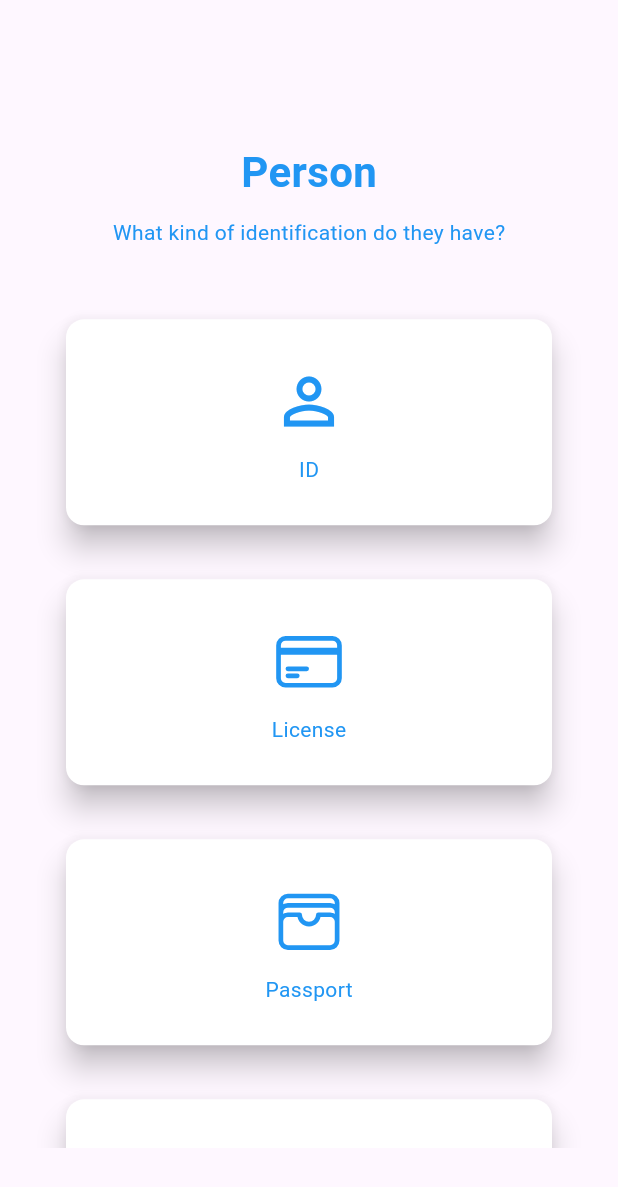
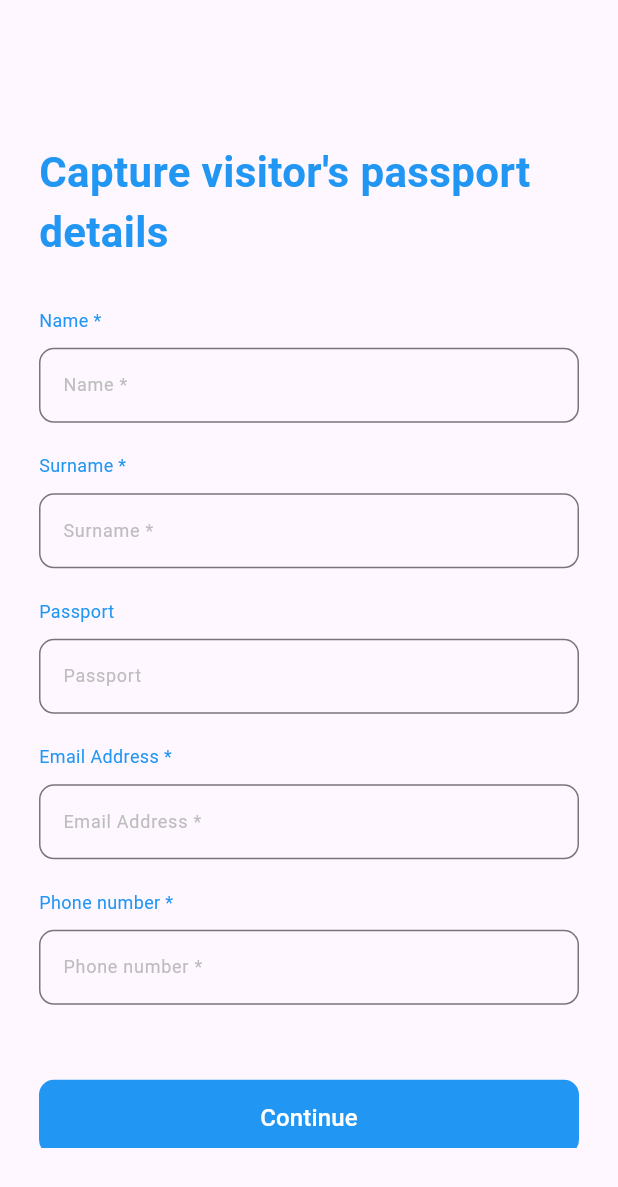
Before and after one commit to Authority10240/secure_access_flutter, a Flutter app: the IdentificationTypePage widget shown alone on an empty page, opened directly, after a tap on "Passport", on a phone screen of 412 x 824 dp. Shown: the top 1187 px of the screen. Run offline on Flutter 3.47's test engine with Material 3 defaults, Android fonts, the light colour scheme and no system bars; our stand-ins replace cached_network_image, dio, firebase_auth, firebase_core, flutter_bloc, flutter_cache_manager and 10 more; missing offline and left inert: barcode_scan2, encrypt; accounts and stored records are empty.

Commit message:
added capture person details pages

```diff
--- a/lib/features/identification_type/presentation/identification_type_page.dart
+++ b/lib/features/identification_type/presentation/identification_type_page.dart
@@ -9,6 +9,8 @@ import 'package:secure_access/core/locator.dart';
 import 'package:secure_access/core/sizes.dart';
 import 'package:secure_access/core/text_styles.dart';
 import 'package:secure_access/features/dashboard/presentation/widgets/transport_type_card.dart';
+import 'package:secure_access/features/manual_details/presentation/manual_details_page.dart';
+import 'package:secure_access/features/person_details/presentation/person_details_page.dart';
 import 'package:secure_access/generated/l10n.dart';
 
 import 'bloc/identification_type_bloc.dart';
@@ -60,27 +62,33 @@ class _IdentificationTypePageState extends BasePageState<IdentificationTypePage,
                       caption: getLocalization().id,
                       iconWidget: Icon(Icons.perm_identity, size: 50, color: AppColorScheme.primary),
                       ontap: (){
-
+                        Get.to(const PersonDetailsPage(identificationType: IdentificationType.id,));
                       },
                     ),
 
                     TransportTypeCard(
                       caption: getLocalization().license,
                       iconWidget: HeroIcon(HeroIcons.creditCard, size: 50, color: AppColorScheme.primary),
-                      ontap: (){},
+                      ontap: (){
+                        Get.to(const PersonDetailsPage(identificationType: IdentificationType.license));
+                      },
                     ),
 
                     TransportTypeCard(
                       caption: getLocalization().passport,
                       iconWidget: HeroIcon(HeroIcons.wallet, size: 50, color: AppColorScheme.primary),
-                      ontap: (){},
+                      ontap: (){
+                        Get.to(const PersonDetailsPage(identificationType: IdentificationType.passport));
+                      },
                     ),
 
-                    TransportTypeCard(
+                  /*  TransportTypeCard(
                       caption: getLocalization().manual,
                       iconWidget: HeroIcon(HeroIcons.camera, size: 50, color: AppColorScheme.primary),
-                      ontap: (){},
-                    ),
+                      ontap: (){
+                        Get.to(const ManualDetailsPage());
+                      },
+                    ),*/
 
 
 
--- /dev/null
+++ b/lib/features/manual_details/presentation/bloc/manual_details_bloc.dart
@@ -0,0 +1,14 @@
+import 'package:secure_access/core/base_classes/base_bloc.dart';
+import 'package:secure_access/core/base_classes/base_event.dart';
+import 'package:secure_access/core/base_classes/base_state.dart';
+import 'package:injectable/injectable.dart';
+import 'package:meta/meta.dart';
+
+part 'manual_details_event.dart';
+part 'manual_details_state.dart';
+
+@injectable
+class ManualDetailsBloc
+    extends BaseBloc<ManualDetailsPageEvent, ManualDetailsPageState> {
+    ManualDetailsBloc(): super(ManualDetailsPageInitState()) {}
+}
--- /dev/null
+++ b/lib/features/manual_details/presentation/bloc/manual_details_event.dart
@@ -0,0 +1,3 @@
+part of 'manual_details_bloc.dart';
+ @immutable
+abstract class ManualDetailsPageEvent extends BaseEvent {}
--- /dev/null
+++ b/lib/features/manual_details/presentation/bloc/manual_details_state.dart
@@ -0,0 +1,5 @@
+part of 'manual_details_bloc.dart';
+@immutable
+abstract class ManualDetailsPageState extends BaseState {}
+
+class ManualDetailsPageInitState extends ManualDetailsPageState  {}
--- /dev/null
+++ b/lib/features/manual_details/presentation/manual_details_page.dart
@@ -0,0 +1,55 @@
+
+import 'package:secure_access/core/base_classes/base_page.dart';
+import 'package:flutter/material.dart';
+import 'package:flutter_bloc/flutter_bloc.dart';
+import 'package:secure_access/core/locator.dart';
+import 'package:secure_access/generated/l10n.dart';
+
+import 'bloc/manual_details_bloc.dart';
+
+
+class ManualDetailsPage extends BasePage {
+  const ManualDetailsPage({super.key});
+
+  @override
+  _ManualDetailsPageState createState() => _ManualDetailsPageState();
+}
+
+class _ManualDetailsPageState extends BasePageState<ManualDetailsPage, ManualDetailsBloc> {
+
+  @override
+  void initState() {
+    // TODO: implement initState
+    super.initState();
+
+  }
+
+    @override
+  PreferredSizeWidget? buildAppbar() {
+    return null;
+  }
+
+  @override
+  Widget buildView(BuildContext context) {
+    return BlocConsumer<ManualDetailsBloc, ManualDetailsPageState>(
+      listener: (context, state){},
+      builder: (context, state) {
+         return Container(
+          );
+      },
+    );
+  }
+
+
+  @override
+  ManualDetailsBloc initBloc() {
+    return locator<ManualDetailsBloc>();
+  }
+
+  @override
+  AppLocalizations initLocalization() {
+    return locator<AppLocalizations>();
+  }
+
+
+}
--- a/lib/features/manual_vehicle/presentation/manual_vehicle_page.dart
+++ b/lib/features/manual_vehicle/presentation/manual_vehicle_page.dart
@@ -1,4 +1,5 @@
 
+import 'package:get/get.dart';
 import 'package:secure_access/core/base_classes/base_page.dart';
 import 'package:flutter/material.dart';
 import 'package:flutter_bloc/flutter_bloc.dart';
@@ -9,6 +10,7 @@ import 'package:secure_access/core/text_styles.dart';
 import 'package:secure_access/core/widgets/custom_form_button.dart';
 import 'package:secure_access/core/widgets/custom_text_field.dart';
 import 'package:secure_access/features/dashboard/presentation/widgets/transport_type_card.dart';
+import 'package:secure_access/features/identification_type/presentation/identification_type_page.dart';
 import 'package:secure_access/generated/l10n.dart';
 import 'package:image_picker/image_picker.dart';
 import 'bloc/manual_vehicle_bloc.dart';
@@ -37,11 +39,7 @@ class _ManualVehiclePageState extends BasePageState<ManualVehiclePage, ManualVeh
   }
 
   final TextEditingController _descriptionController = TextEditingController();
-  final TextEditingController _engineController = TextEditingController();
   final TextEditingController _licenseController = TextEditingController();
-  final TextEditingController _regNoController = TextEditingController();
-  final TextEditingController _vinController = TextEditingController();
-  final TextEditingController _yearController = TextEditingController();
   final TextEditingController _makeController = TextEditingController();
   final TextEditingController _modelController = TextEditingController();
   final TextEditingController _colorController = TextEditingController();
@@ -119,6 +117,7 @@ class _ManualVehiclePageState extends BasePageState<ManualVehiclePage, ManualVeh
                     CustomFormButton(
                         isActive: true,
                         onPressed: (){
+                          Get.to(const IdentificationTypePage());
                         },
                         buttonText: getLocalization().wcontinue),
 
--- /dev/null
+++ b/lib/features/person_details/presentation/bloc/person_details_bloc.dart
@@ -0,0 +1,14 @@
+import 'package:secure_access/core/base_classes/base_bloc.dart';
+import 'package:secure_access/core/base_classes/base_event.dart';
+import 'package:secure_access/core/base_classes/base_state.dart';
+import 'package:injectable/injectable.dart';
+import 'package:meta/meta.dart';
+
+part 'person_details_event.dart';
+part 'person_details_state.dart';
+
+@injectable
+class PersonDetailsBloc
+    extends BaseBloc<PersonDetailsPageEvent, PersonDetailsPageState> {
+    PersonDetailsBloc(): super(PersonDetailsPageInitState()) {}
+}
--- /dev/null
+++ b/lib/features/person_details/presentation/bloc/person_details_event.dart
@@ -0,0 +1,3 @@
+part of 'person_details_bloc.dart';
+ @immutable
+abstract class PersonDetailsPageEvent extends BaseEvent {}
--- /dev/null
+++ b/lib/features/person_details/presentation/bloc/person_details_state.dart
@@ -0,0 +1,5 @@
+part of 'person_details_bloc.dart';
+@immutable
+abstract class PersonDetailsPageState extends BaseState {}
+
+class PersonDetailsPageInitState extends PersonDetailsPageState  {}
--- /dev/null
+++ b/lib/features/person_details/presentation/person_details_page.dart
@@ -0,0 +1,159 @@
+
+import 'package:secure_access/core/base_classes/base_page.dart';
+import 'package:flutter/material.dart';
+import 'package:flutter_bloc/flutter_bloc.dart';
+import 'package:secure_access/core/locator.dart';
+import 'package:secure_access/core/sizes.dart';
+import 'package:secure_access/core/text_styles.dart';
+import 'package:secure_access/core/widgets/custom_form_button.dart';
+import 'package:secure_access/core/widgets/custom_text_field.dart';
+import 'package:secure_access/features/person_details/presentation/bloc/person_details_bloc.dart';
+import 'package:secure_access/generated/l10n.dart';
+
+
+enum IdentificationType{
+  id,
+  passport,
+  license
+}
+class PersonDetailsPage extends BasePage {
+  const PersonDetailsPage({required this.identificationType,super.key});
+
+  final IdentificationType identificationType;
+
+  @override
+  _PersonDetailsPageState createState() => _PersonDetailsPageState();
+}
+
+class _PersonDetailsPageState extends BasePageState<PersonDetailsPage, PersonDetailsBloc> {
+
+  @override
+  void initState() {
+    // TODO: implement initState
+    super.initState();
+
+  }
+
+  final TextEditingController _nameController = TextEditingController();
+  final TextEditingController _surnameController = TextEditingController();
+  final TextEditingController _idNumberController = TextEditingController();
+  final TextEditingController _emailController = TextEditingController();
+  final TextEditingController _phoneController = TextEditingController();
+
+    @override
+  PreferredSizeWidget? buildAppbar() {
+    return null;
+  }
+
+  @override
+  Widget buildView(BuildContext context) {
+    return BlocConsumer<PersonDetailsBloc, PersonDetailsPageState>(
+      listener: (context, state){},
+      builder: (context, state) {
+        return SingleChildScrollView(
+          child: Padding(
+            padding:  EdgeInsets.all(borderRadius),
+            child:  Padding(
+              padding:  EdgeInsets.all(pagePadding),
+              child: Column(
+                  crossAxisAlignment: CrossAxisAlignment.start,
+                  children: [
+                    smallSpacer,
+                    Center(child: Text(widget.identificationType == IdentificationType.id?
+                    appLocalizations.captureVisitorsIDDetails:
+                    widget.identificationType == IdentificationType.license?
+                    appLocalizations.captureVisitorsLicenseDetails:
+                    widget.identificationType == IdentificationType.passport?
+                    appLocalizations.captureVisitorsPassportDetails:"", style: textStyleTitle(),)),
+                    mediumSpacer,
+                    Text(appLocalizations.name, style:  textStyleDescription(),),
+                    labelSpacer,
+                    CustomTextField(
+                      controller: _nameController,
+                      labelText: getLocalization().name,
+                      validator: (value ) {
+                      },
+
+                    ),
+                    smallMediumSpacer,
+                    Text(appLocalizations.surname, style:  textStyleDescription(),),
+                    labelSpacer,
+                    CustomTextField(
+                      controller: _surnameController,
+                      labelText: getLocalization().surname,
+                      validator: (value ) {
+                      },
+
+                    ),
+                    smallMediumSpacer,
+                    Text(widget.identificationType == IdentificationType.id?
+                    appLocalizations.id:
+                    widget.identificationType == IdentificationType.license?
+                    appLocalizations.license:
+                    widget.identificationType == IdentificationType.passport?
+                    appLocalizations.passport:"", style:  textStyleDescription(),),
+                    labelSpacer,
+                    CustomTextField(
+                      controller: _idNumberController,
+                      labelText: widget.identificationType == IdentificationType.id?
+                      appLocalizations.id:
+                      widget.identificationType == IdentificationType.license?
+                      appLocalizations.license:
+                      widget.identificationType == IdentificationType.passport?
+                      appLocalizations.passport:"",
+                      validator: (value ) {
+                      },
+
+                    ),
+                    smallMediumSpacer,
+                    Text(appLocalizations.emailAddress, style:  textStyleDescription(),),
+                    labelSpacer,
+                    CustomTextField(
+                      controller: _emailController,
+                      labelText: getLocalization().emailAddress,
+                      validator: (value ) {
+                      },
+
+                    ),
+                    smallMediumSpacer,
+                    Text(appLocalizations.phoneNumber, style:  textStyleDescription(),),
+                    labelSpacer,
+                    CustomTextField(
+                      controller: _phoneController,
+                      labelText: getLocalization().phoneNumber,
+                      validator: (value ) {
+                      },
+
+                    ),
+
+                    largeSpacer,
+                    CustomFormButton(
+                        isActive: true,
+                        onPressed: (){
+                        },
+                        buttonText: getLocalization().wcontinue),
+
+
+
+                  ]
+              ),
+            ),
+          ),
+        );
+      },
+    );
+  }
+
+
+  @override
+  PersonDetailsBloc initBloc() {
+    return locator<PersonDetailsBloc>();
+  }
+
+  @override
+  AppLocalizations initLocalization() {
+    return locator<AppLocalizations>();
+  }
+
+
+}
--- a/lib/features/scanner/presentation/scanner_page.dart
+++ b/lib/features/scanner/presentation/scanner_page.dart
@@ -10,6 +10,7 @@ import 'package:secure_access/core/text_styles.dart';
 import 'package:secure_access/core/widgets/custom_form_button.dart';
 import 'package:secure_access/core/widgets/custom_text_field.dart';
 import 'package:secure_access/core/widgets/preloader_widget.dart';
+import 'package:secure_access/features/identification_type/presentation/identification_type_page.dart';
 import 'package:secure_access/generated/l10n.dart';
 import 'bloc/scanner_bloc.dart';
 
@@ -67,7 +68,8 @@ class _ScannerPageState extends BasePageState<ScannerPage, ScannerBloc> {
 
       },
       builder: (context, state) {
-         return state is ScanQrState && state.dataState == DataState.loading?
+         return (state is ScannerPageInitState)
+             ||(state is ScanQrState && state.dataState == DataState.loading)?
              preloaderWidget():
              SingleChildScrollView(
                child: Padding(padding: EdgeInsets.only(left: pagePadding, right: pagePadding),
@@ -143,6 +145,7 @@ class _ScannerPageState extends BasePageState<ScannerPage, ScannerBloc> {
                    CustomFormButton(
                        isActive: true,
                        onPressed: (){
+                         Get.to(const IdentificationTypePage());
                        },
                        buttonText: getLocalization().wcontinue),
 
--- a/lib/localization/intl_en.arb
+++ b/lib/localization/intl_en.arb
@@ -6,7 +6,7 @@
   "signIn": "Sign In ",
   "signUp": "Sign Up ",
   "username": "Username ",
-  "emailAddress" : "Email Address ",
+  "emailAddress" : "Email Address * ",
   "password": "Password ",
   "forgotPassword": "Forgot Password ",
   "dontHaveAnAccount": "Don't have an account? ",
@@ -27,8 +27,8 @@
   "pleaseReenterAPassword": "Please re-enter a password",
   "passwordsDoNotMatch": "Passwords do not match",
   "wcontinue": "Continue",
-  "name": "Name",
-  "surname": "Surname",
+  "name": "Name *",
+  "surname": "Surname *",
   "error": "Error",
   "next": "Next",
   "personalDetails": "Personal details",
@@ -62,7 +62,7 @@
   "vehicle": "Vehicle",
   "passport": "Passport",
   "license": "License",
-  "id": "ID",
+  "id": "ID *",
   "manual": "Manual",
   "bus": "Bus",
   "whatTypeOfVehicleAreTheyDriving": "What type of vehicle are they driving?",
@@ -79,5 +79,10 @@
   "model": "Model",
   "color": "Color",
   "noScan": "No Scan",
-  "noLicenseDiskScannedTryEnteringVehicleDetailsManually": "No License disk scanned, Try entering vehicle details manually "
+  "noLicenseDiskScannedTryEnteringVehicleDetailsManually": "No License disk scanned, Try entering vehicle details manually ",
+  "phoneNumber":"Phone number *",
+  "captureVisitorsIDDetails": "Capture visitor's ID details",
+  "captureVisitorsPassportDetails": "Capture visitor's passport details",
+  "captureVisitorsLicenseDetails": "Capture visitor's license details"
+
 }
```
Also changed, not shown: lib/core/locator.config.dart, lib/generated/intl/messages_en.dart, lib/generated/l10n.dart.
